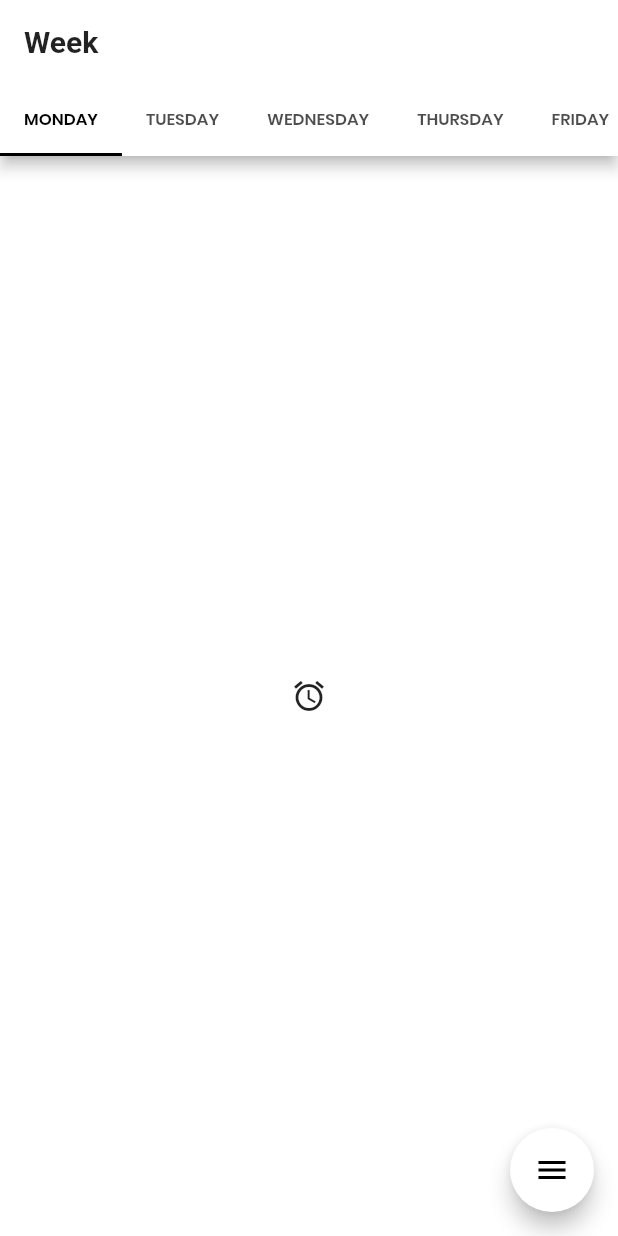
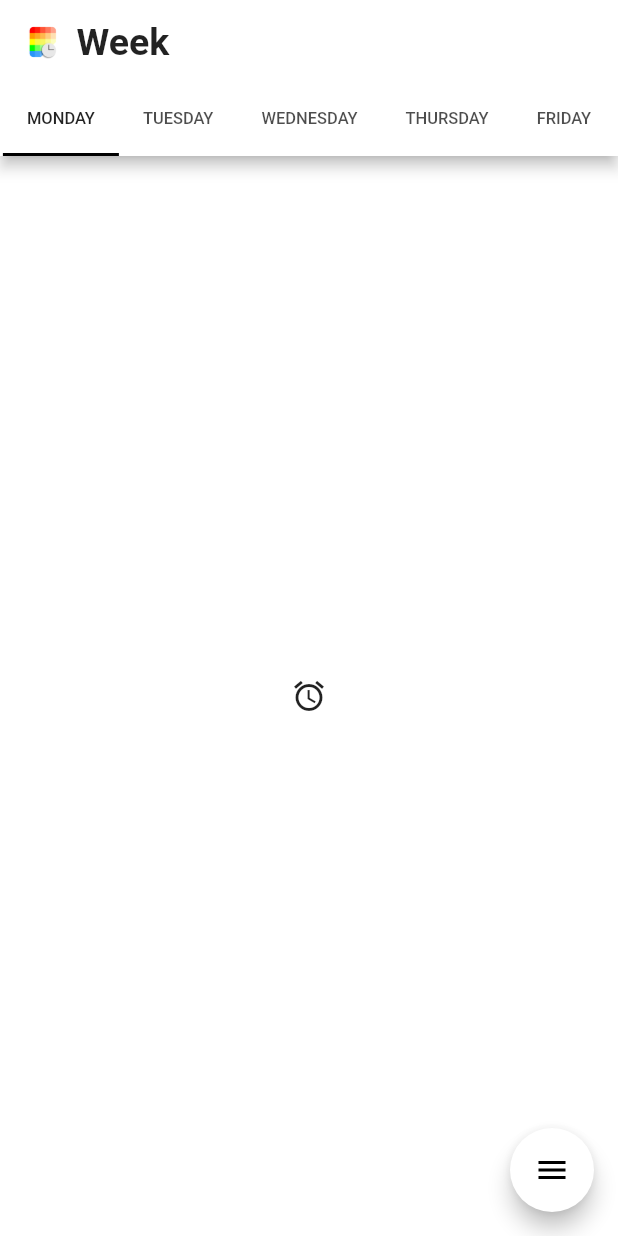
Before and after one commit to Joshlucpoll/tabletime, a Flutter app: the screen it shows once a user with an empty profile is signed in, on a phone screen of 412 x 824 dp. Run offline on Flutter 3.47's test engine with Material 2 defaults, Android fonts, the light colour scheme and no system bars; drawn by our look-alikes of flutter_speed_dial; our stand-ins replace cloud_firestore, firebase_auth, firebase_core; accounts and stored records are empty; network calls fail.

Commit message:
Now able to add/delete periods (start+end times) Also fixed theme colouring issues (light/dark mode)

```diff
--- a/lib/main.dart
+++ b/lib/main.dart
@@ -27,18 +27,29 @@ class App extends StatelessWidget {
           primaryColor: Colors.white,
           scaffoldBackgroundColor: Colors.white,
           accentColor: Colors.black,
-          primaryTextTheme: TextTheme(
-              bodyText1:
-                  TextStyle(color: Colors.black, fontFamily: "Poppins"))),
+          cardTheme: CardTheme(
+            color: Colors.grey[200],
+            shadowColor: Colors.black,
+          ),
+          textTheme: Theme.of(context).textTheme.apply(
+              fontFamily: "Poppins",
+              bodyColor: Colors.black,
+              displayColor: Colors.black)),
       darkTheme: ThemeData(
           primaryColor: Colors.grey[900],
           scaffoldBackgroundColor: Colors.grey[900],
           buttonTheme: ButtonThemeData(buttonColor: Colors.white),
           accentColor: Colors.white,
-          primaryTextTheme: TextTheme(
-              bodyText1:
-                  TextStyle(color: Colors.white, fontFamily: "Poppins"))),
+          cardTheme: CardTheme(
+            color: Colors.grey[850],
+            shadowColor: Colors.black,
+          ),
+          textTheme: Theme.of(context).textTheme.apply(
+              fontFamily: "Poppins",
+              bodyColor: Colors.white,
+              displayColor: Colors.white)),
       title: "Tabletime",
+
       // Firebase builder
       home: FutureBuilder(
         future: _initialization,
--- a/lib/screens/home.dart
+++ b/lib/screens/home.dart
@@ -42,6 +42,8 @@ class _HomeState extends State<Home> {
                 child: Icon(Icons.today),
                 backgroundColor: Colors.blue,
                 foregroundColor: Colors.white,
+                labelBackgroundColor: Colors.black,
+                elevation: 0,
                 label: "Tasks",
                 onTap: () {
                   Auth(auth: widget.auth).signOut();
--- a/lib/screens/login.dart
+++ b/lib/screens/login.dart
@@ -87,7 +87,7 @@ class _LoginState extends State<Login> {
                       );
                     }
                   },
-                  child: const Text("Create Account"),
+                  child: Text("Create Account"),
                 )
               ],
             );
--- a/lib/services/auth.dart
+++ b/lib/services/auth.dart
@@ -1,6 +1,5 @@
 import 'package:cloud_firestore/cloud_firestore.dart';
 import 'package:firebase_auth/firebase_auth.dart';
-import './database.dart';
 
 class Auth {
   final FirebaseAuth auth;
@@ -31,7 +30,6 @@ class Auth {
         email: email.trim(),
         password: password.trim(),
       );
-      await Database(firestore: firestore).addUser(uid: auth.currentUser.uid);
       return "Success";
     } on FirebaseAuthException catch (e) {
       return e.message;
--- a/lib/widgets/week.dart
+++ b/lib/widgets/week.dart
@@ -1,7 +1,7 @@
 import 'package:flutter/material.dart';
 
 class Week extends StatelessWidget {
-  int getDay() {
+  int get day {
     DateTime date = DateTime.now();
     int dayNum = date.weekday;
 
@@ -16,10 +16,19 @@ class Week extends StatelessWidget {
   Widget build(BuildContext context) {
     return DefaultTabController(
       length: 5,
-      initialIndex: getDay(),
+      initialIndex: day,
       child: Scaffold(
         appBar: AppBar(
-          title: Text("Week", style: TextStyle(fontWeight: FontWeight.bold)),
+          title: Row(children: <Widget>[
+            Image(
+                image: AssetImage("assets/images/tabletime_logo.png"),
+                height: 25.0),
+            Container(
+                margin: EdgeInsets.only(left: 10.0),
+                child: Text("Week",
+                    style:
+                        TextStyle(fontWeight: FontWeight.bold, fontSize: 25)))
+          ]),
           bottom: TabBar(
             isScrollable: true,
             tabs: [
```
Also changed, not shown: lib/screens/setup.dart (+7 -2 lines), lib/widgets/periodStructure.dart (+84 -27 lines).
